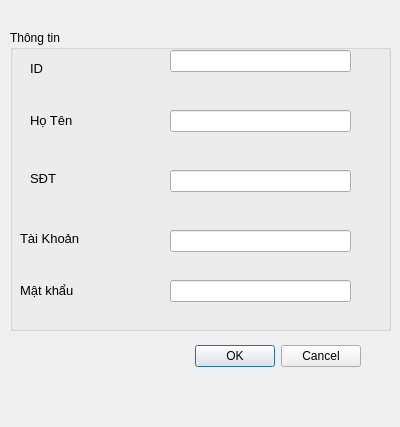
Old version of the form gui3/ThemNV.ui in the repository nishlear/python-parkinglot-manager.
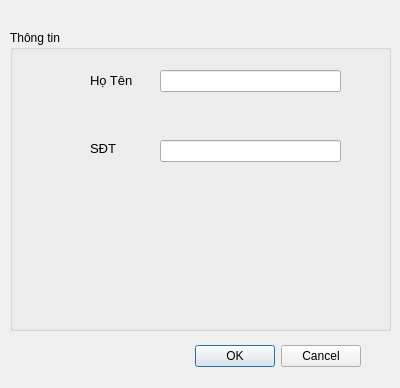
New version of the form. Icons and pictures are not drawn.

The edit to the form file:
```diff
--- a/gui3/ThemNV.ui
+++ b/gui3/ThemNV.ui
@@ -7,7 +7,7 @@
     <x>0</x>
     <y>0</y>
     <width>400</width>
-    <height>427</height>
+    <height>388</height>
    </rect>
   </property>
   <property name="windowTitle">
@@ -44,8 +44,8 @@
    <widget class="QLabel" name="label_2">
     <property name="geometry">
      <rect>
-      <x>20</x>
-      <y>80</y>
+      <x>80</x>
+      <y>40</y>
       <width>55</width>
       <height>21</height>
      </rect>
@@ -62,8 +62,8 @@
    <widget class="QLabel" name="label_3">
     <property name="geometry">
      <rect>
-      <x>20</x>
-      <y>140</y>
+      <x>80</x>
+      <y>110</y>
       <width>55</width>
       <height>16</height>
      </rect>
@@ -80,8 +80,8 @@
    <widget class="QLabel" name="label_5">
     <property name="geometry">
      <rect>
-      <x>100</x>
-      <y>70</y>
+      <x>30</x>
+      <y>40</y>
       <width>31</width>
       <height>31</height>
      </rect>
@@ -99,8 +99,8 @@
    <widget class="QLabel" name="label_6">
     <property name="geometry">
      <rect>
-      <x>100</x>
-      <y>130</y>
+      <x>30</x>
+      <y>90</y>
       <width>31</width>
       <height>41</height>
      </rect>
@@ -118,8 +118,8 @@
    <widget class="QLineEdit" name="lineEdit_2">
     <property name="geometry">
      <rect>
-      <x>160</x>
-      <y>80</y>
+      <x>150</x>
+      <y>40</y>
       <width>181</width>
       <height>22</height>
      </rect>
@@ -128,149 +128,8 @@
    <widget class="QLineEdit" name="lineEdit_3">
     <property name="geometry">
      <rect>
-      <x>160</x>
-      <y>140</y>
-      <width>181</width>
-      <height>22</height>
-     </rect>
-    </property>
-   </widget>
-   <widget class="QLabel" name="label_7">
-    <property name="geometry">
-     <rect>
-      <x>90</x>
-      <y>190</y>
-      <width>51</width>
-      <height>41</height>
-     </rect>
-    </property>
-    <property name="text">
-     <string/>
-    </property>
-    <property name="pixmap">
-     <pixmap>ID.png</pixmap>
-    </property>
-    <property name="scaledContents">
-     <bool>true</bool>
-    </property>
-   </widget>
-   <widget class="QLabel" name="label_4">
-    <property name="geometry">
-     <rect>
-      <x>10</x>
-      <y>200</y>
-      <width>81</width>
-      <height>16</height>
-     </rect>
-    </property>
-    <property name="font">
-     <font>
-      <pointsize>10</pointsize>
-     </font>
-    </property>
-    <property name="text">
-     <string>Tài Khoản</string>
-    </property>
-   </widget>
-   <widget class="QLabel" name="label_8">
-    <property name="geometry">
-     <rect>
-      <x>10</x>
-      <y>250</y>
-      <width>71</width>
-      <height>20</height>
-     </rect>
-    </property>
-    <property name="font">
-     <font>
-      <pointsize>10</pointsize>
-     </font>
-    </property>
-    <property name="text">
-     <string>Mật khẩu</string>
-    </property>
-   </widget>
-   <widget class="QLabel" name="label_9">
-    <property name="geometry">
-     <rect>
-      <x>90</x>
-      <y>240</y>
-      <width>51</width>
-      <height>41</height>
-     </rect>
-    </property>
-    <property name="text">
-     <string/>
-    </property>
-    <property name="pixmap">
-     <pixmap>icons8-password-30.png</pixmap>
-    </property>
-    <property name="scaledContents">
-     <bool>true</bool>
-    </property>
-   </widget>
-   <widget class="QLineEdit" name="lineEdit_4">
-    <property name="geometry">
-     <rect>
-      <x>160</x>
-      <y>200</y>
-      <width>181</width>
-      <height>22</height>
-     </rect>
-    </property>
-   </widget>
-   <widget class="QLineEdit" name="lineEdit_5">
-    <property name="geometry">
-     <rect>
-      <x>160</x>
-      <y>250</y>
-      <width>181</width>
-      <height>22</height>
-     </rect>
-    </property>
-   </widget>
-   <widget class="QLabel" name="label_18">
-    <property name="geometry">
-     <rect>
-      <x>20</x>
-      <y>30</y>
-      <width>55</width>
-      <height>16</height>
-     </rect>
-    </property>
-    <property name="font">
-     <font>
-      <pointsize>10</pointsize>
-     </font>
-    </property>
-    <property name="text">
-     <string>ID</string>
-    </property>
-   </widget>
-   <widget class="QLabel" name="label_19">
-    <property name="geometry">
-     <rect>
-      <x>90</x>
-      <y>10</y>
-      <width>51</width>
-      <height>51</height>
-     </rect>
-    </property>
-    <property name="text">
-     <string/>
-    </property>
-    <property name="pixmap">
-     <pixmap>icons8-identification-documents-50.png</pixmap>
-    </property>
-    <property name="scaledContents">
-     <bool>true</bool>
-    </property>
-   </widget>
-   <widget class="QLineEdit" name="lineEdit_10">
-    <property name="geometry">
-     <rect>
-      <x>160</x>
-      <y>20</y>
+      <x>150</x>
+      <y>110</y>
       <width>181</width>
       <height>22</height>
      </rect>
```
